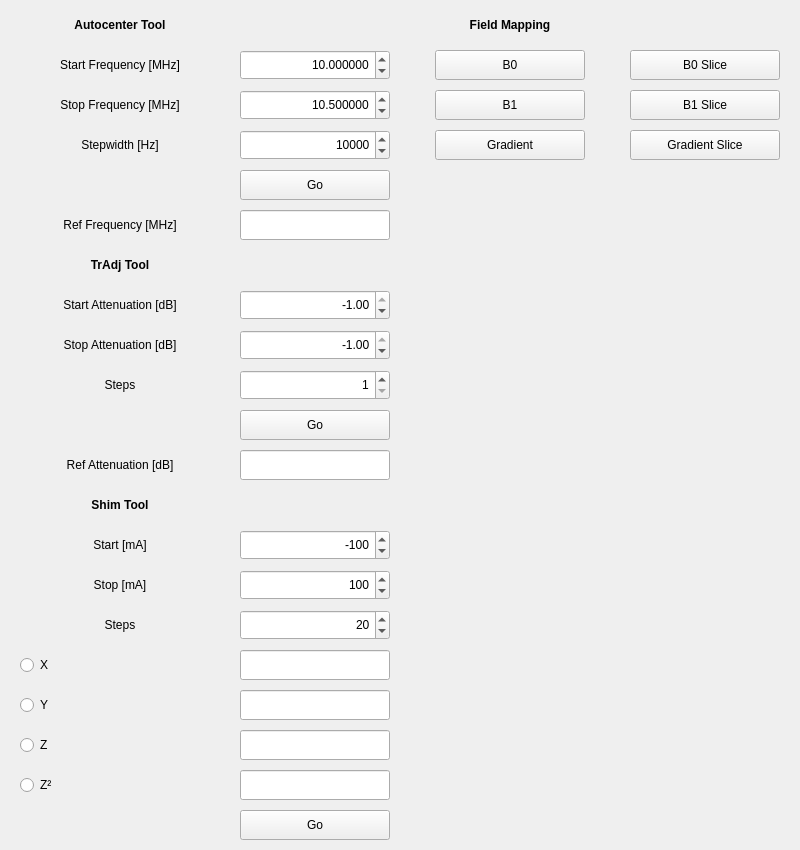
This is Applications/relax2/ui/tools.ui in OpenMRI/ocra as Qt 5 draws it before an edit. The edited form follows.
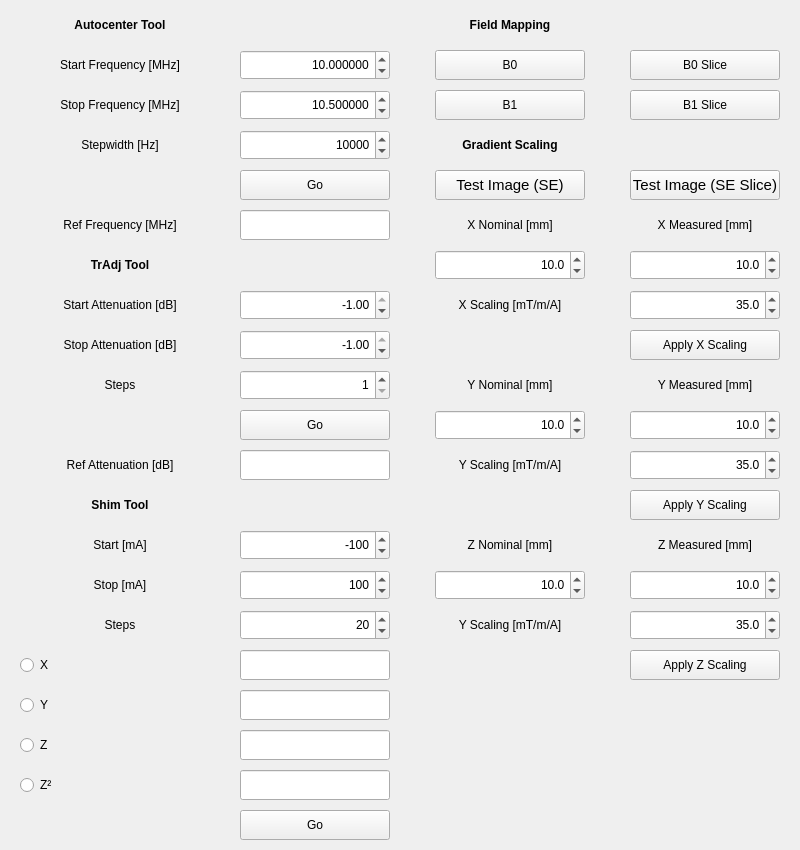
This is the edited form.

Commit message: add grad sens tool

Diff of the .ui file:
```diff
--- a/Applications/relax2/ui/tools.ui
+++ b/Applications/relax2/ui/tools.ui
@@ -980,28 +980,6 @@
       </property>
      </widget>
     </item>
-    <item row="3" column="3">
-     <widget class="QPushButton" name="Field_Map_Gradient_Slice_pushButton">
-      <property name="minimumSize">
-       <size>
-        <width>150</width>
-        <height>30</height>
-       </size>
-      </property>
-      <property name="maximumSize">
-       <size>
-        <width>150</width>
-        <height>30</height>
-       </size>
-      </property>
-      <property name="text">
-       <string>Gradient Slice</string>
-      </property>
-      <property name="autoDefault">
-       <bool>false</bool>
-      </property>
-     </widget>
-    </item>
     <item row="1" column="2">
      <layout class="QHBoxLayout" name="horizontalLayout_2">
       <property name="spacing">
@@ -1060,7 +1038,7 @@
       </item>
      </layout>
     </item>
-    <item row="3" column="2">
+    <item row="4" column="2">
      <layout class="QHBoxLayout" name="horizontalLayout_3">
       <property name="spacing">
        <number>0</number>
@@ -1079,8 +1057,13 @@
           <height>30</height>
          </size>
         </property>
+        <property name="font">
+         <font>
+          <pointsize>11</pointsize>
+         </font>
+        </property>
         <property name="text">
-         <string>Gradient</string>
+         <string>Test Image (SE)</string>
         </property>
         <property name="autoDefault">
          <bool>false</bool>
@@ -1089,6 +1072,625 @@
       </item>
      </layout>
     </item>
+    <item row="4" column="3">
+     <widget class="QPushButton" name="Field_Map_Gradient_Slice_pushButton">
+      <property name="minimumSize">
+       <size>
+        <width>150</width>
+        <height>30</height>
+       </size>
+      </property>
+      <property name="maximumSize">
+       <size>
+        <width>150</width>
+        <height>30</height>
+       </size>
+      </property>
+      <property name="font">
+       <font>
+        <pointsize>11</pointsize>
+       </font>
+      </property>
+      <property name="text">
+       <string>Test Image (SE Slice)</string>
+      </property>
+      <property name="autoDefault">
+       <bool>false</bool>
+      </property>
+     </widget>
+    </item>
+    <item row="3" column="2">
+     <widget class="QLabel" name="label_16">
+      <property name="minimumSize">
+       <size>
+        <width>200</width>
+        <height>30</height>
+       </size>
+      </property>
+      <property name="maximumSize">
+       <size>
+        <width>200</width>
+        <height>30</height>
+       </size>
+      </property>
+      <property name="font">
+       <font>
+        <weight>75</weight>
+        <bold>true</bold>
+       </font>
+      </property>
+      <property name="text">
+       <string>Gradient Scaling</string>
+      </property>
+      <property name="alignment">
+       <set>Qt::AlignCenter</set>
+      </property>
+     </widget>
+    </item>
+    <item row="6" column="3">
+     <widget class="QDoubleSpinBox" name="GradientScaling_XMeasured_doubleSpinBox">
+      <property name="minimumSize">
+       <size>
+        <width>150</width>
+        <height>30</height>
+       </size>
+      </property>
+      <property name="maximumSize">
+       <size>
+        <width>150</width>
+        <height>30</height>
+       </size>
+      </property>
+      <property name="alignment">
+       <set>Qt::AlignRight|Qt::AlignTrailing|Qt::AlignVCenter</set>
+      </property>
+      <property name="decimals">
+       <number>1</number>
+      </property>
+      <property name="maximum">
+       <double>1000.000000000000000</double>
+      </property>
+      <property name="singleStep">
+       <double>0.100000000000000</double>
+      </property>
+      <property name="value">
+       <double>10.000000000000000</double>
+      </property>
+     </widget>
+    </item>
+    <item row="6" column="2">
+     <layout class="QHBoxLayout" name="horizontalLayout_4">
+      <property name="spacing">
+       <number>0</number>
+      </property>
+      <item>
+       <widget class="QDoubleSpinBox" name="GradientScaling_XNominal_doubleSpinBox">
+        <property name="minimumSize">
+         <size>
+          <width>150</width>
+          <height>30</height>
+         </size>
+        </property>
+        <property name="maximumSize">
+         <size>
+          <width>150</width>
+          <height>30</height>
+         </size>
+        </property>
+        <property name="alignment">
+         <set>Qt::AlignRight|Qt::AlignTrailing|Qt::AlignVCenter</set>
+        </property>
+        <property name="decimals">
+         <number>1</number>
+        </property>
+        <property name="maximum">
+         <double>1000.000000000000000</double>
+        </property>
+        <property name="singleStep">
+         <double>0.100000000000000</double>
+        </property>
+        <property name="value">
+         <double>10.000000000000000</double>
+        </property>
+       </widget>
+      </item>
+     </layout>
+    </item>
+    <item row="5" column="2">
+     <widget class="QLabel" name="label_17">
+      <property name="minimumSize">
+       <size>
+        <width>200</width>
+        <height>30</height>
+       </size>
+      </property>
+      <property name="maximumSize">
+       <size>
+        <width>200</width>
+        <height>30</height>
+       </size>
+      </property>
+      <property name="text">
+       <string>X Nominal [mm]</string>
+      </property>
+      <property name="alignment">
+       <set>Qt::AlignCenter</set>
+      </property>
+     </widget>
+    </item>
+    <item row="5" column="3">
+     <widget class="QLabel" name="label_18">
+      <property name="minimumSize">
+       <size>
+        <width>150</width>
+        <height>30</height>
+       </size>
+      </property>
+      <property name="maximumSize">
+       <size>
+        <width>150</width>
+        <height>30</height>
+       </size>
+      </property>
+      <property name="text">
+       <string>X Measured [mm]</string>
+      </property>
+      <property name="alignment">
+       <set>Qt::AlignCenter</set>
+      </property>
+     </widget>
+    </item>
+    <item row="16" column="3">
+     <widget class="QPushButton" name="Apply_ZScaling_pushButton">
+      <property name="minimumSize">
+       <size>
+        <width>150</width>
+        <height>30</height>
+       </size>
+      </property>
+      <property name="maximumSize">
+       <size>
+        <width>150</width>
+        <height>30</height>
+       </size>
+      </property>
+      <property name="text">
+       <string>Apply Z Scaling</string>
+      </property>
+      <property name="autoDefault">
+       <bool>false</bool>
+      </property>
+     </widget>
+    </item>
+    <item row="15" column="3">
+     <widget class="QDoubleSpinBox" name="Gradient_ZScaling_doubleSpinBox">
+      <property name="minimumSize">
+       <size>
+        <width>150</width>
+        <height>30</height>
+       </size>
+      </property>
+      <property name="maximumSize">
+       <size>
+        <width>150</width>
+        <height>30</height>
+       </size>
+      </property>
+      <property name="alignment">
+       <set>Qt::AlignRight|Qt::AlignTrailing|Qt::AlignVCenter</set>
+      </property>
+      <property name="decimals">
+       <number>1</number>
+      </property>
+      <property name="maximum">
+       <double>300.000000000000000</double>
+      </property>
+      <property name="singleStep">
+       <double>0.100000000000000</double>
+      </property>
+      <property name="value">
+       <double>35.000000000000000</double>
+      </property>
+     </widget>
+    </item>
+    <item row="14" column="3">
+     <widget class="QDoubleSpinBox" name="GradientScaling_ZMeasured_doubleSpinBox">
+      <property name="minimumSize">
+       <size>
+        <width>150</width>
+        <height>30</height>
+       </size>
+      </property>
+      <property name="maximumSize">
+       <size>
+        <width>150</width>
+        <height>30</height>
+       </size>
+      </property>
+      <property name="alignment">
+       <set>Qt::AlignRight|Qt::AlignTrailing|Qt::AlignVCenter</set>
+      </property>
+      <property name="decimals">
+       <number>1</number>
+      </property>
+      <property name="maximum">
+       <double>1000.000000000000000</double>
+      </property>
+      <property name="singleStep">
+       <double>0.100000000000000</double>
+      </property>
+      <property name="value">
+       <double>10.000000000000000</double>
+      </property>
+     </widget>
+    </item>
+    <item row="13" column="3">
+     <widget class="QLabel" name="label_22">
+      <property name="minimumSize">
+       <size>
+        <width>150</width>
+        <height>30</height>
+       </size>
+      </property>
+      <property name="maximumSize">
+       <size>
+        <width>150</width>
+        <height>30</height>
+       </size>
+      </property>
+      <property name="text">
+       <string>Z Measured [mm]</string>
+      </property>
+      <property name="alignment">
+       <set>Qt::AlignCenter</set>
+      </property>
+     </widget>
+    </item>
+    <item row="14" column="2">
+     <layout class="QHBoxLayout" name="horizontalLayout_8">
+      <property name="spacing">
+       <number>0</number>
+      </property>
+      <item>
+       <widget class="QDoubleSpinBox" name="GradientScaling_ZNominal_doubleSpinBox">
+        <property name="minimumSize">
+         <size>
+          <width>150</width>
+          <height>30</height>
+         </size>
+        </property>
+        <property name="maximumSize">
+         <size>
+          <width>150</width>
+          <height>30</height>
+         </size>
+        </property>
+        <property name="alignment">
+         <set>Qt::AlignRight|Qt::AlignTrailing|Qt::AlignVCenter</set>
+        </property>
+        <property name="decimals">
+         <number>1</number>
+        </property>
+        <property name="maximum">
+         <double>1000.000000000000000</double>
+        </property>
+        <property name="singleStep">
+         <double>0.100000000000000</double>
+        </property>
+        <property name="value">
+         <double>10.000000000000000</double>
+        </property>
+       </widget>
+      </item>
+     </layout>
+    </item>
+    <item row="13" column="2">
+     <widget class="QLabel" name="label_21">
+      <property name="minimumSize">
+       <size>
+        <width>200</width>
+        <height>30</height>
+       </size>
+      </property>
+      <property name="maximumSize">
+       <size>
+        <width>150</width>
+        <height>30</height>
+       </size>
+      </property>
+      <property name="text">
+       <string>Z Nominal [mm]</string>
+      </property>
+      <property name="alignment">
+       <set>Qt::AlignCenter</set>
+      </property>
+     </widget>
+    </item>
+    <item row="12" column="3">
+     <widget class="QPushButton" name="Apply_YScaling_pushButton">
+      <property name="minimumSize">
+       <size>
+        <width>150</width>
+        <height>30</height>
+       </size>
+      </property>
+      <property name="maximumSize">
+       <size>
+        <width>150</width>
+        <height>30</height>
+       </size>
+      </property>
+      <property name="text">
+       <string>Apply Y Scaling</string>
+      </property>
+      <property name="autoDefault">
+       <bool>false</bool>
+      </property>
+     </widget>
+    </item>
+    <item row="11" column="3">
+     <widget class="QDoubleSpinBox" name="Gradient_YScaling_doubleSpinBox">
+      <property name="minimumSize">
+       <size>
+        <width>150</width>
+        <height>30</height>
+       </size>
+      </property>
+      <property name="maximumSize">
+       <size>
+        <width>150</width>
+        <height>30</height>
+       </size>
+      </property>
+      <property name="alignment">
+       <set>Qt::AlignRight|Qt::AlignTrailing|Qt::AlignVCenter</set>
+      </property>
+      <property name="decimals">
+       <number>1</number>
+      </property>
+      <property name="maximum">
+       <double>300.000000000000000</double>
+      </property>
+      <property name="singleStep">
+       <double>0.100000000000000</double>
+      </property>
+      <property name="value">
+       <double>35.000000000000000</double>
+      </property>
+     </widget>
+    </item>
+    <item row="10" column="3">
+     <widget class="QDoubleSpinBox" name="GradientScaling_YMeasured_doubleSpinBox">
+      <property name="minimumSize">
+       <size>
+        <width>150</width>
+        <height>30</height>
+       </size>
+      </property>
+      <property name="maximumSize">
+       <size>
+        <width>150</width>
+        <height>30</height>
+       </size>
+      </property>
+      <property name="alignment">
+       <set>Qt::AlignRight|Qt::AlignTrailing|Qt::AlignVCenter</set>
+      </property>
+      <property name="decimals">
+       <number>1</number>
+      </property>
+      <property name="maximum">
+       <double>1000.000000000000000</double>
+      </property>
+      <property name="singleStep">
+       <double>0.100000000000000</double>
+      </property>
+      <property name="value">
+       <double>10.000000000000000</double>
+      </property>
+     </widget>
+    </item>
+    <item row="10" column="2">
+     <layout class="QHBoxLayout" name="horizontalLayout_6">
+      <property name="spacing">
+       <number>0</number>
+      </property>
+      <item>
+       <widget class="QDoubleSpinBox" name="GradientScaling_YNominal_doubleSpinBox">
+        <property name="minimumSize">
+         <size>
+          <width>150</width>
+          <height>30</height>
+         </size>
+        </property>
+        <property name="maximumSize">
+         <size>
+          <width>150</width>
+          <height>30</height>
+         </size>
+        </property>
+        <property name="alignment">
+         <set>Qt::AlignRight|Qt::AlignTrailing|Qt::AlignVCenter</set>
+        </property>
+        <property name="decimals">
+         <number>1</number>
+        </property>
+        <property name="maximum">
+         <double>1000.000000000000000</double>
+        </property>
+        <property name="singleStep">
+         <double>0.100000000000000</double>
+        </property>
+        <property name="value">
+         <double>10.000000000000000</double>
+        </property>
+       </widget>
+      </item>
+     </layout>
+    </item>
+    <item row="9" column="2">
+     <widget class="QLabel" name="label_19">
+      <property name="minimumSize">
+       <size>
+        <width>200</width>
+        <height>30</height>
+       </size>
+      </property>
+      <property name="maximumSize">
+       <size>
+        <width>200</width>
+        <height>30</height>
+       </size>
+      </property>
+      <property name="text">
+       <string>Y Nominal [mm]</string>
+      </property>
+      <property name="alignment">
+       <set>Qt::AlignCenter</set>
+      </property>
+     </widget>
+    </item>
+    <item row="9" column="3">
+     <widget class="QLabel" name="label_20">
+      <property name="minimumSize">
+       <size>
+        <width>150</width>
+        <height>30</height>
+       </size>
+      </property>
+      <property name="maximumSize">
+       <size>
+        <width>150</width>
+        <height>30</height>
+       </size>
+      </property>
+      <property name="text">
+       <string>Y Measured [mm]</string>
+      </property>
+      <property name="alignment">
+       <set>Qt::AlignCenter</set>
+      </property>
+     </widget>
+    </item>
+    <item row="8" column="3">
+     <widget class="QPushButton" name="Apply_XScaling_pushButton">
+      <property name="minimumSize">
+       <size>
+        <width>150</width>
+        <height>30</height>
+       </size>
+      </property>
+      <property name="maximumSize">
+       <size>
+        <width>150</width>
+        <height>30</height>
+       </size>
+      </property>
+      <property name="text">
+       <string>Apply X Scaling</string>
+      </property>
+      <property name="autoDefault">
+       <bool>false</bool>
+      </property>
+     </widget>
+    </item>
+    <item row="7" column="3">
+     <widget class="QDoubleSpinBox" name="Gradient_XScaling_doubleSpinBox">
+      <property name="minimumSize">
+       <size>
+        <width>150</width>
+        <height>30</height>
+       </size>
+      </property>
+      <property name="maximumSize">
+       <size>
+        <width>150</width>
+        <height>30</height>
+       </size>
+      </property>
+      <property name="alignment">
+       <set>Qt::AlignRight|Qt::AlignTrailing|Qt::AlignVCenter</set>
+      </property>
+      <property name="decimals">
+       <number>1</number>
+      </property>
+      <property name="maximum">
+       <double>300.000000000000000</double>
+      </property>
+      <property name="singleStep">
+       <double>0.100000000000000</double>
+      </property>
+      <property name="value">
+       <double>35.000000000000000</double>
+      </property>
+     </widget>
+    </item>
+    <item row="7" column="2">
+     <widget class="QLabel" name="label_23">
+      <property name="minimumSize">
+       <size>
+        <width>200</width>
+        <height>26</height>
+       </size>
+      </property>
+      <property name="maximumSize">
+       <size>
+        <width>200</width>
+        <height>30</height>
+       </size>
+      </property>
+      <property name="text">
+       <string>X Scaling [mT/m/A]</string>
+      </property>
+      <property name="alignment">
+       <set>Qt::AlignCenter</set>
+      </property>
+     </widget>
+    </item>
+    <item row="11" column="2">
+     <widget class="QLabel" name="label_24">
+      <property name="minimumSize">
+       <size>
+        <width>200</width>
+        <height>30</height>
+       </size>
+      </property>
+      <property name="maximumSize">
+       <size>
+        <width>200</width>
+        <height>30</height>
+       </size>
+      </property>
+      <property name="text">
+       <string>Y Scaling [mT/m/A]</string>
+      </property>
+      <property name="alignment">
+       <set>Qt::AlignCenter</set>
+      </property>
+     </widget>
+    </item>
+    <item row="15" column="2">
+     <widget class="QLabel" name="label_25">
+      <property name="minimumSize">
+       <size>
+        <width>200</width>
+        <height>30</height>
+       </size>
+      </property>
+      <property name="maximumSize">
+       <size>
+        <width>200</width>
+        <height>30</height>
+       </size>
+      </property>
+      <property name="text">
+       <string>Y Scaling [mT/m/A]</string>
+      </property>
+      <property name="alignment">
+       <set>Qt::AlignCenter</set>
+      </property>
+     </widget>
+    </item>
    </layout>
   </widget>
  </widget>
```
The commit also changes 3 other files.
